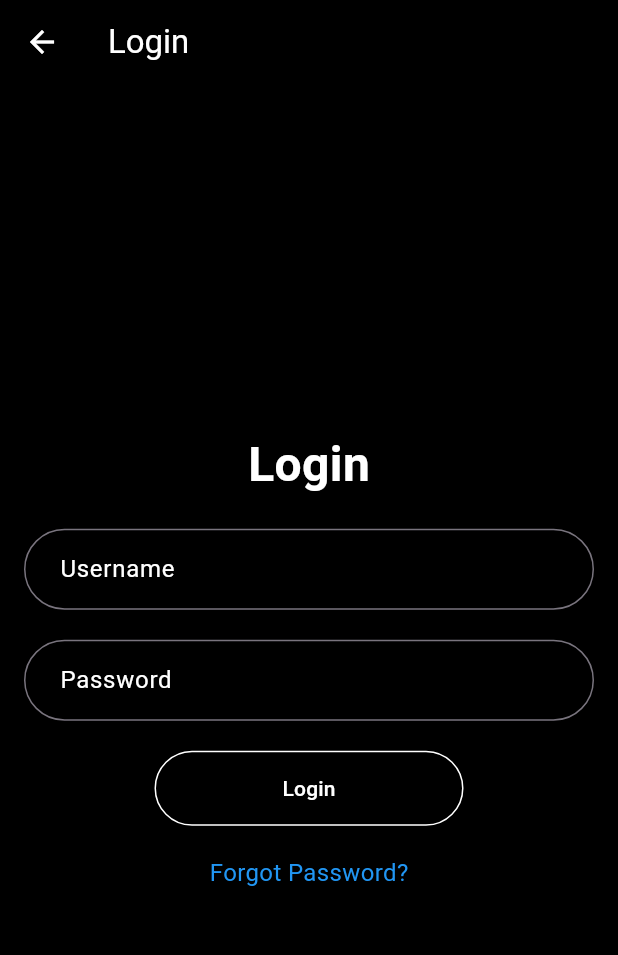
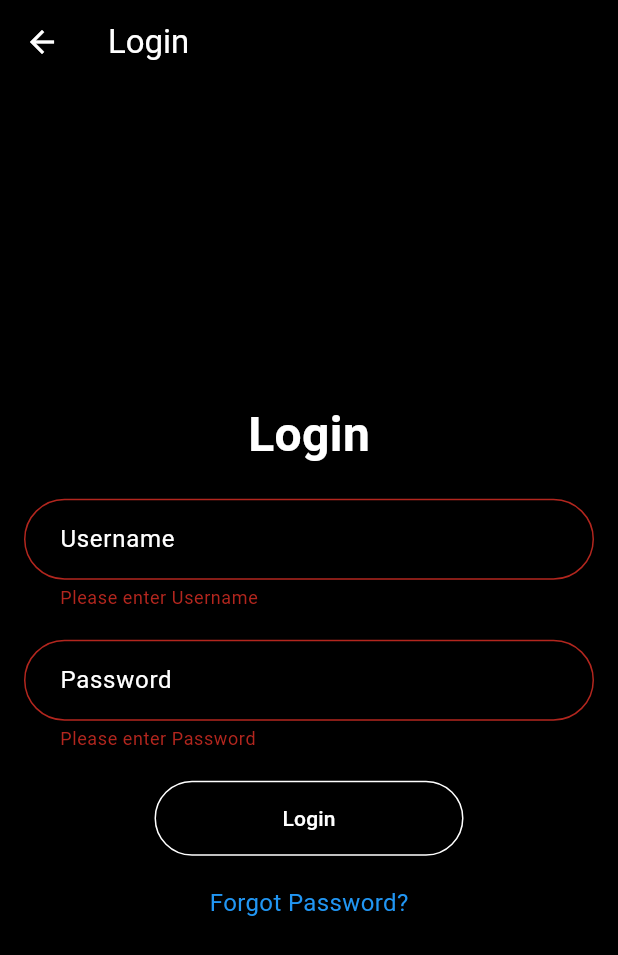
Before and after one commit to nishant0820/Adhikaar, a Flutter app: the LoginPage screen opened directly, after a tap on "Login", on a phone screen of 412 x 824 dp. Shown: the top 955 px of the screen. Run offline on Flutter 3.47's test engine with Material 3 defaults, Android fonts, the phone set to English and light mode, and no system bars; our stand-ins replace flutter_tts, image_picker, shared_preferences; accounts and stored records are empty.

Commit message:
Update LoginPage.dart

```diff
--- a/lib/LoginPage.dart
+++ b/lib/LoginPage.dart
@@ -1,6 +1,29 @@
 import 'package:flutter/material.dart';
 
-class LoginPage extends StatelessWidget {
+class LoginPage extends StatefulWidget {
+  @override
+  _LoginPageState createState() => _LoginPageState();
+}
+
+class _LoginPageState extends State<LoginPage> {
+  final _usernameController = TextEditingController();
+  final _passwordController = TextEditingController();
+  final _formKey = GlobalKey<FormState>();
+
+  void _login() {
+    if (_formKey.currentState?.validate() ?? false) {
+      // Add your login logic here
+      print("Logging in...");
+    }
+  }
+
+  @override
+  void dispose() {
+    _usernameController.dispose();
+    _passwordController.dispose();
+    super.dispose();
+  }
+
   @override
   Widget build(BuildContext context) {
     return Scaffold(
@@ -16,6 +39,8 @@ class LoginPage extends StatelessWidget {
       body: Padding(
         padding: const EdgeInsets.all(16.0), // Padding around the content
         child: Center(
+          child: Form(
+            key: _formKey,
             child: Column(
               mainAxisAlignment: MainAxisAlignment.center,
               children: [
@@ -28,16 +53,14 @@ class LoginPage extends StatelessWidget {
                   ),
                 ),
                 SizedBox(height: 20),
-              _buildTextField('Username'),
+                _buildTextField('Username', _usernameController),
                 SizedBox(height: 20),
-              _buildTextField('Password', obscureText: true),
+                _buildTextField('Password', _passwordController, obscureText: true),
                 SizedBox(height: 20),
                 SizedBox(
-                width: MediaQuery.of(context).size.width * 0.5, // Set width to 80% of screen width
+                  width: MediaQuery.of(context).size.width * 0.5, // Set width to 50% of screen width
                   child: ElevatedButton(
-                  onPressed: () {
-                    // Add your login logic here
-                  },
+                    onPressed: _login,
                     child: Text('Login'),
                     style: ElevatedButton.styleFrom(
                       foregroundColor: Colors.white, backgroundColor: Colors.black, // Text color of the button
@@ -61,12 +84,14 @@ class LoginPage extends StatelessWidget {
             ),
           ),
         ),
+      ),
     );
   }
 
   // Helper method to build a text field
-  Widget _buildTextField(String hint, {bool obscureText = false}) {
-    return TextField(
+  Widget _buildTextField(String hint, TextEditingController controller, {bool obscureText = false}) {
+    return TextFormField(
+      controller: controller,
       obscureText: obscureText,
       decoration: InputDecoration(
         hintText: hint,
@@ -82,6 +107,12 @@ class LoginPage extends StatelessWidget {
         contentPadding: EdgeInsets.symmetric(horizontal: 20, vertical: 15),
       ),
       style: TextStyle(color: Colors.white), // Set the text color to white
+      validator: (value) {
+        if (value == null || value.isEmpty) {
+          return 'Please enter $hint';
+        }
+        return null;
+      },
     );
   }
 }
```
Lines whose indentation alone changed are shown as unchanged.
